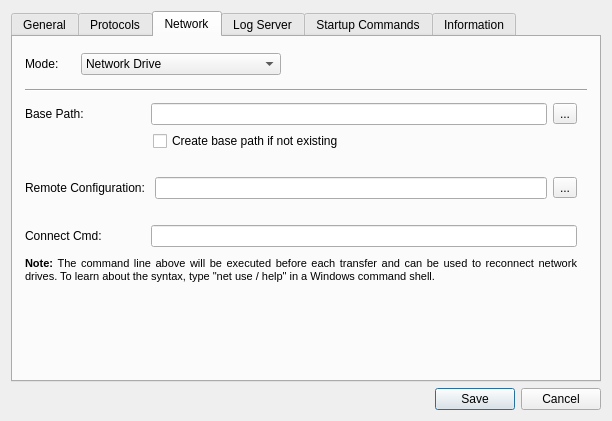
WillForan/yarraclient, file Client/rds_configurationwindow.ui: the form before one commit.
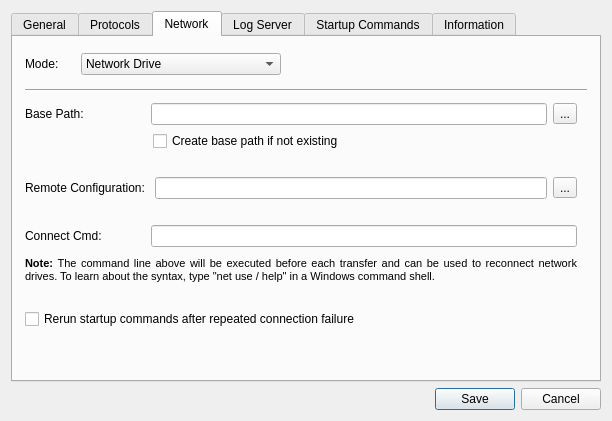
The form after the commit. Icons and pictures are not drawn.

Commit message: Preparation for version XA10A RDS: Added context menu to IconWindow with option to rerun connect commands RDS: Added option to rerun startup commands after 3rd fail of raw data transfer RDS: Sending shutdown event in sync mode with 5sec wait time to ensure that event is actually sent RDS: Added log statement

```diff
--- a/Client/rds_configurationwindow.ui
+++ b/Client/rds_configurationwindow.ui
@@ -869,6 +869,29 @@
                </property>
               </widget>
              </item>
+             <item>
+              <spacer name="verticalSpacer_4">
+               <property name="orientation">
+                <enum>Qt::Vertical</enum>
+               </property>
+               <property name="sizeType">
+                <enum>QSizePolicy::Fixed</enum>
+               </property>
+               <property name="sizeHint" stdset="0">
+                <size>
+                 <width>20</width>
+                 <height>20</height>
+                </size>
+               </property>
+              </spacer>
+             </item>
+             <item>
+              <widget class="QCheckBox" name="networkRerunStartupCmdsCheckbox">
+               <property name="text">
+                <string>Rerun startup commands after repeated connection failure</string>
+               </property>
+              </widget>
+             </item>
              <item>
               <spacer name="verticalSpacer_14">
                <property name="orientation">
```
The commit also changes 13 other files.
